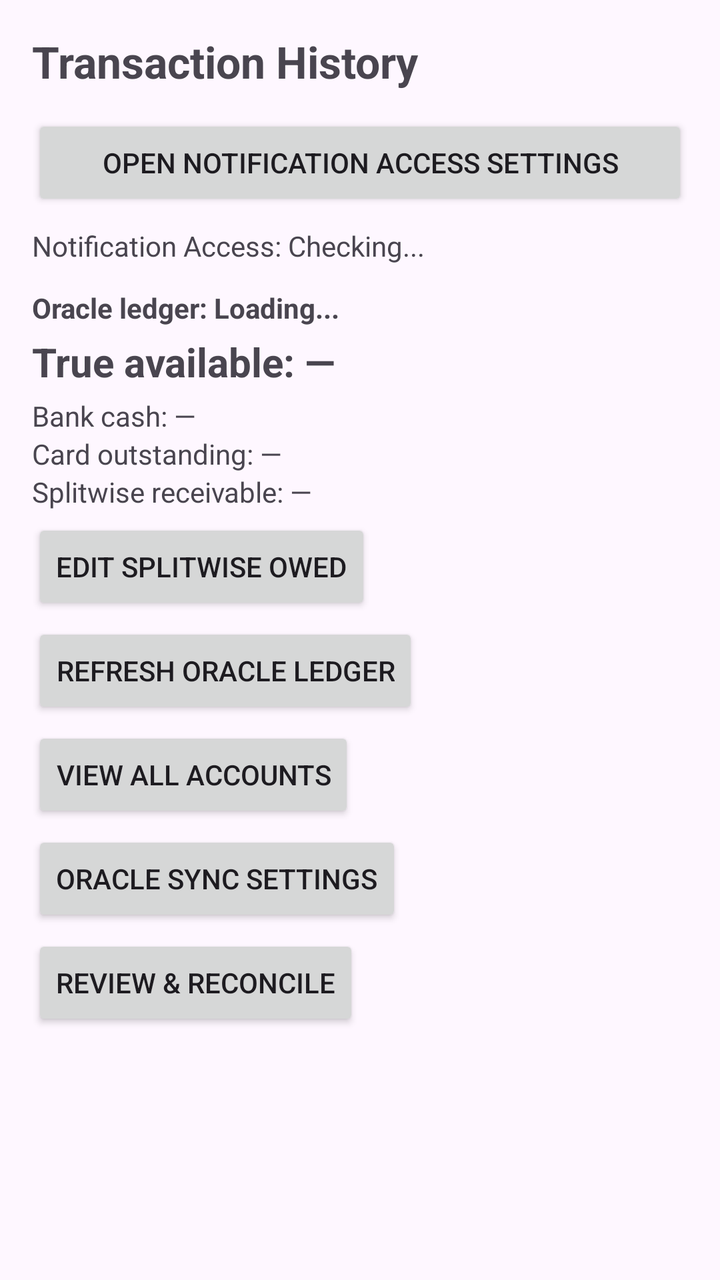
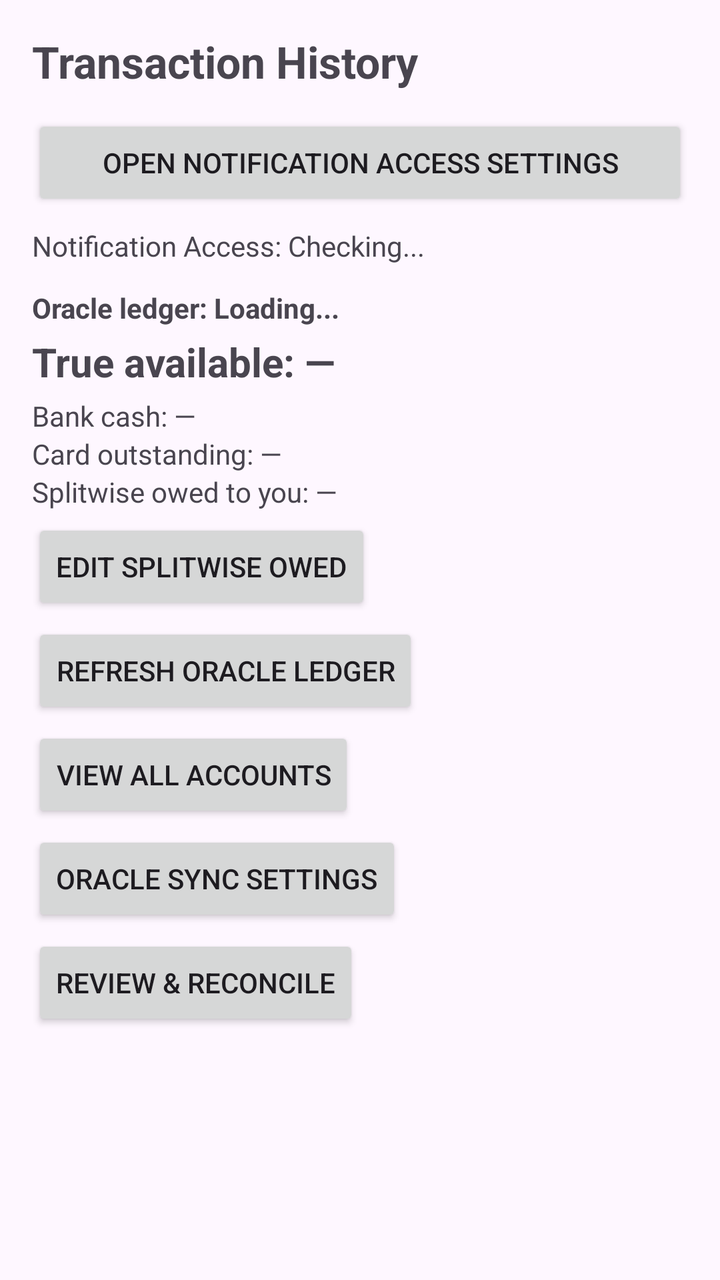

Two renders of the same Android screen: before a commit and after it. Below are the layout's source before the change and the commit's diff.
<!-- AndroidManifest.xml: application theme Theme.FinanceSMSTracker -->
<!-- res/layout/activity_main.xml -->
<?xml version="1.0" encoding="utf-8"?>
<androidx.constraintlayout.widget.ConstraintLayout xmlns:android="http://schemas.android.com/apk/res/android"
    xmlns:app="http://schemas.android.com/apk/res-auto"
    xmlns:tools="http://schemas.android.com/tools"
    android:id="@+id/main"
    android:layout_width="match_parent"
    android:layout_height="match_parent"
    android:padding="16dp"
    tools:context=".MainActivity">

    <TextView
        android:id="@+id/textViewTitle"
        android:layout_width="wrap_content"
        android:layout_height="wrap_content"
        android:text="Transaction History"
        android:textSize="22sp"
        android:textStyle="bold"
        app:layout_constraintStart_toStartOf="parent"
        app:layout_constraintTop_toTopOf="parent" />

    <Button
        android:id="@+id/buttonOpenNotificationSettings"
        android:layout_width="0dp"
        android:layout_height="wrap_content"
        android:layout_marginTop="12dp"
        android:text="Open Notification Access Settings"
        app:layout_constraintEnd_toEndOf="parent"
        app:layout_constraintStart_toStartOf="parent"
        app:layout_constraintTop_toBottomOf="@id/textViewTitle" />

    <TextView
        android:id="@+id/textViewNotificationStatus"
        android:layout_width="0dp"
        android:layout_height="wrap_content"
        android:layout_marginTop="8dp"
        android:text="Notification Access: Checking..."
        android:textSize="14sp"
        app:layout_constraintEnd_toEndOf="parent"
        app:layout_constraintStart_toStartOf="parent"
        app:layout_constraintTop_toBottomOf="@id/buttonOpenNotificationSettings" />

    <LinearLayout
        android:id="@+id/oracleLedgerPanel"
        android:layout_width="0dp"
        android:layout_height="wrap_content"
        android:layout_marginTop="12dp"
        android:orientation="vertical"
        app:layout_constraintEnd_toEndOf="parent"
        app:layout_constraintStart_toStartOf="parent"
        app:layout_constraintTop_toBottomOf="@id/textViewNotificationStatus">

        <TextView
            android:id="@+id/textViewOracleStatus"
            android:layout_width="wrap_content"
            android:layout_height="wrap_content"
            android:text="Oracle ledger: Loading..."
            android:textSize="14sp"
            android:textStyle="bold" />

        <TextView
            android:id="@+id/textViewTrueAvailable"
            android:layout_width="wrap_content"
            android:layout_height="wrap_content"
            android:layout_marginTop="4dp"
            android:text="True available: —"
            android:textSize="20sp"
            android:textStyle="bold" />

        <TextView
            android:id="@+id/textViewBankCash"
            android:layout_width="wrap_content"
            android:layout_height="wrap_content"
            android:layout_marginTop="4dp"
            android:text="Bank cash: —"
            android:textSize="14sp" />

        <TextView
            android:id="@+id/textViewCardOutstanding"
            android:layout_width="wrap_content"
            android:layout_height="wrap_content"
            android:text="Card outstanding: —"
            android:textSize="14sp" />

        <TextView
            android:id="@+id/textViewSplitwiseReceivable"
            android:layout_width="wrap_content"
            android:layout_height="wrap_content"
            android:text="Splitwise receivable: —"
            android:textSize="14sp" />

        <Button
            android:id="@+id/buttonEditSplitwise"
            android:layout_width="wrap_content"
            android:layout_height="wrap_content"
            android:layout_marginTop="4dp"
            android:text="Edit Splitwise Owed" />

        <Button
            android:id="@+id/buttonRefreshOracle"
            android:layout_width="wrap_content"
            android:layout_height="wrap_content"
            android:layout_marginTop="4dp"
            android:text="Refresh Oracle Ledger" />

        <Button
            android:id="@+id/buttonViewAccounts"
            android:layout_width="wrap_content"
            android:layout_height="wrap_content"
            android:layout_marginTop="4dp"
            android:text="View All Accounts" />

        <Button
            android:id="@+id/buttonOracleSettings"
            android:layout_width="wrap_content"
            android:layout_height="wrap_content"
            android:layout_marginTop="4dp"
            android:text="Oracle Sync Settings" />
    </LinearLayout>

    <Button
        android:id="@+id/buttonReviewReconcile"
        android:layout_width="wrap_content"
        android:layout_height="wrap_content"
        android:layout_marginTop="4dp"
        android:text="Review &amp; Reconcile"
        app:layout_constraintStart_toStartOf="parent"
        app:layout_constraintTop_toBottomOf="@id/oracleLedgerPanel" />

    <androidx.recyclerview.widget.RecyclerView
        android:id="@+id/recyclerViewTransactions"
        android:layout_width="0dp"
        android:layout_height="0dp"
        android:layout_marginTop="12dp"
        app:layout_constraintBottom_toBottomOf="parent"
        app:layout_constraintEnd_toEndOf="parent"
        app:layout_constraintStart_toStartOf="parent"
        app:layout_constraintTop_toBottomOf="@id/buttonReviewReconcile"
        tools:listitem="@layout/item_transaction" />

    <TextView
        android:id="@+id/textViewEmpty"
        android:layout_width="wrap_content"
        android:layout_height="wrap_content"
        android:text="No transactions found."
        android:textSize="16sp"
        android:visibility="gone"
        app:layout_constraintBottom_toBottomOf="parent"
        app:layout_constraintEnd_toEndOf="parent"
        app:layout_constraintStart_toStartOf="parent"
        app:layout_constraintTop_toTopOf="@id/recyclerViewTransactions" />

</androidx.constraintlayout.widget.ConstraintLayout>
<!-- res/layout/item_transaction.xml (included above) -->
<?xml version="1.0" encoding="utf-8"?>
<androidx.cardview.widget.CardView xmlns:android="http://schemas.android.com/apk/res/android"
    xmlns:app="http://schemas.android.com/apk/res-auto"
    android:layout_width="match_parent"
    android:layout_height="wrap_content"
    android:layout_marginBottom="8dp"
    app:cardCornerRadius="8dp"
    app:cardElevation="2dp">

    <LinearLayout
        android:layout_width="match_parent"
        android:layout_height="wrap_content"
        android:orientation="vertical"
        android:padding="12dp">

        <LinearLayout
            android:layout_width="match_parent"
            android:layout_height="wrap_content"
            android:orientation="horizontal">

            <TextView
                android:id="@+id/textViewMerchant"
                android:layout_width="0dp"
                android:layout_height="wrap_content"
                android:layout_weight="1"
                android:text="Merchant / Payee"
                android:textColor="@android:color/black"
                android:textSize="16sp"
                android:textStyle="bold" />

            <TextView
                android:id="@+id/textViewAmount"
                android:layout_width="wrap_content"
                android:layout_height="wrap_content"
                android:text="₹0.00"
                android:textSize="16sp"
                android:textStyle="bold" />
        </LinearLayout>

        <LinearLayout
            android:layout_width="match_parent"
            android:layout_height="wrap_content"
            android:layout_marginTop="4dp"
            android:orientation="horizontal">

            <TextView
                android:id="@+id/textViewCategory"
                android:layout_width="wrap_content"
                android:layout_height="wrap_content"
                android:background="#E0E0E0"
                android:paddingHorizontal="6dp"
                android:paddingVertical="2dp"
                android:text="CATEGORY"
                android:textSize="12sp"
                android:textStyle="bold" />

            <TextView
                android:id="@+id/textViewType"
                android:layout_width="wrap_content"
                android:layout_height="wrap_content"
                android:layout_marginStart="8dp"
                android:text="DEBIT"
                android:textSize="12sp" />

            <TextView
                android:id="@+id/textViewPaymentMethod"
                android:layout_width="0dp"
                android:layout_height="wrap_content"
                android:layout_weight="1"
                android:layout_marginStart="8dp"
                android:text="UPI"
                android:textSize="12sp" />

            <TextView
                android:id="@+id/textViewBank"
                android:layout_width="wrap_content"
                android:layout_height="wrap_content"
                android:text="HDFC"
                android:textSize="12sp" />
        </LinearLayout>

        <TextView
            android:id="@+id/textViewDateTime"
            android:layout_width="match_parent"
            android:layout_height="wrap_content"
            android:layout_marginTop="6dp"
            android:text="12 Oct 2023, 10:30 AM"
            android:textSize="11sp"
            android:textColor="@android:color/darker_gray" />

    </LinearLayout>
</androidx.cardview.widget.CardView>
<!-- resources referenced by this layout -->
<resources>
  <style name="Theme.FinanceSMSTracker" parent="Base.Theme.FinanceSMSTracker" />
  <style name="Base.Theme.FinanceSMSTracker" parent="Theme.Material3.DayNight.NoActionBar">
          
          
      </style>
</resources>

<!-- the commit's change to res/layout/activity_main.xml (unified diff, before → after) -->
@@ -85,7 +85,7 @@
             android:id="@+id/textViewSplitwiseReceivable"
             android:layout_width="wrap_content"
             android:layout_height="wrap_content"
-            android:text="Splitwise receivable: —"
+            android:text="Splitwise owed to you: —"
             android:textSize="14sp" />
 
         <Button
